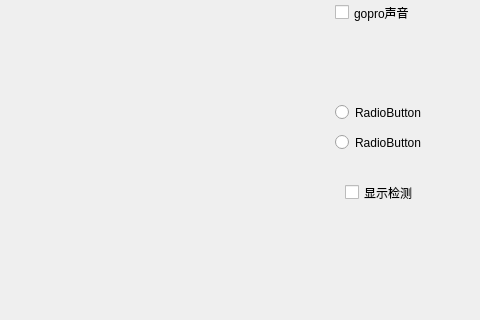
Above: Lesson_01/mainwindow.ui from pan3dme/pythonTiktok before the change; both pictures show x 385 to 865 and y 567 to 887 of the 865 by 887 pixel window. Below: the same form after it.
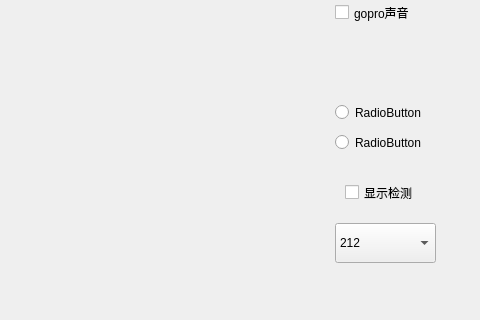
That is the form after the change.

Patch:
```diff
--- a/Lesson_01/mainwindow.ui
+++ b/Lesson_01/mainwindow.ui
@@ -381,6 +381,26 @@
      </item>
     </layout>
    </widget>
+   <widget class="QComboBox" name="selectCamcombox">
+    <property name="geometry">
+     <rect>
+      <x>720</x>
+      <y>790</y>
+      <width>101</width>
+      <height>40</height>
+     </rect>
+    </property>
+    <item>
+     <property name="text">
+      <string>212</string>
+     </property>
+    </item>
+    <item>
+     <property name="text">
+      <string>231</string>
+     </property>
+    </item>
+   </widget>
   </widget>
  </widget>
  <resources/>
```
